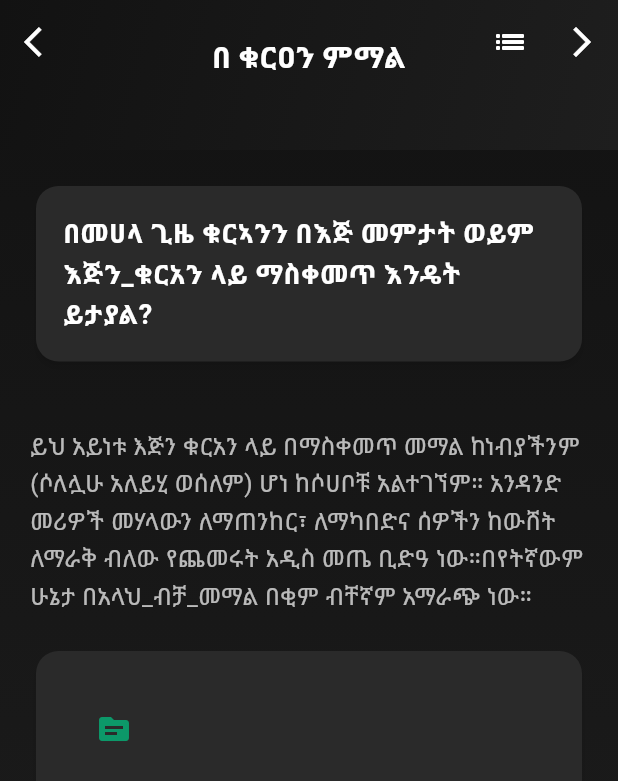
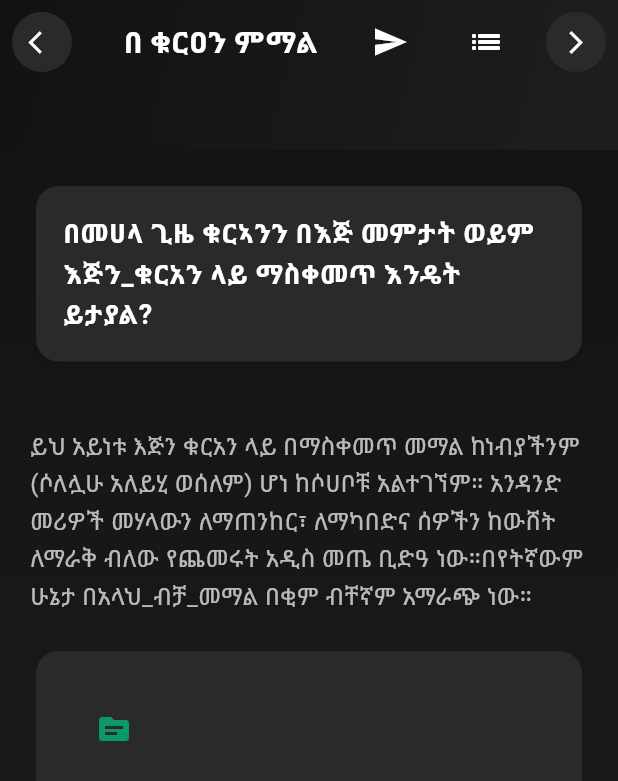
Before and after one commit to abduseK/Ye-Elm-Kazna, a Flutter app: the TryPage screen opened directly, on a phone screen of 412 x 824 dp. Shown: the top 781 px of the screen. Run offline on Flutter 3.47's test engine with Material 3 defaults, Android fonts, the light colour scheme and no system bars; our stand-ins replace marquee, share.

Commit message:
update on appbar titles and icons

```diff
--- a/lib/pages/trypage.dart
+++ b/lib/pages/trypage.dart
@@ -1,4 +1,5 @@
 import 'package:flutter/material.dart';
+import 'package:share/share.dart';
 import 'package:ye_elm_kazna/files/listfiles.dart';
 import 'package:ye_elm_kazna/widgets/refractor_widgets.dart';
 
@@ -53,9 +54,7 @@
             ),
           ),
           centerTitle: true,
-          title: Padding(
-            padding: const EdgeInsets.only(top: 20.0),
-            child: Text(
+          title: Text(
             appTitless[barNumber],
             style: TextStyle(
               fontSize: 20,
@@ -63,23 +62,45 @@
               color: Colors.white, // White text for contrast
             ),
           ),
+          leading: Padding(
+            padding: const EdgeInsets.all(8.0),
+            child: CircleAvatar(
+              backgroundColor: Color(0xFF2A2A2A),
+              child: IconButton(
+                iconSize: 18,
+                onPressed: () => updateNumbers(-1),
+                icon: Icon(
+                  Icons.arrow_back_ios,
+                  color: Colors.white,
                 ),
-          leading: IconButton(
-            onPressed: () => updateNumbers(-1),
-            icon: Icon(Icons.arrow_back_ios, color: Colors.white),
+              ),
+            ),
           ),
           actions: [
-            // IconButton(
-            //   onPressed: () => Share.share(texts[textNumber]),
-            //   icon: Icon(Icons.send, color: Colors.white),
-            // ),
-            IconButton(
+            Padding(
+              padding: const EdgeInsets.symmetric(horizontal: 8.0),
+              child: IconButton(
+                onPressed: () => Share.share(texts[textNumber]),
+                icon: Icon(Icons.send, color: Colors.white),
+              ),
+            ),
+            Padding(
+              padding: const EdgeInsets.symmetric(horizontal: 8.0),
+              child: IconButton(
                 onPressed: () => Navigator.pop(context),
                 icon: Icon(Icons.list_sharp, color: Colors.white),
               ),
-            IconButton(
+            ),
+            Padding(
+              padding: const EdgeInsets.all(8.0),
+              child: CircleAvatar(
+                backgroundColor: Color(0xFF2A2A2A),
+                child: IconButton(
+                  iconSize: 18,
                   onPressed: () => updateNumbers(1),
                   icon: Icon(Icons.arrow_forward_ios, color: Colors.white),
+                ),
+              ),
             ),
           ],
         ),
--- a/lib/widgets/body.dart
+++ b/lib/widgets/body.dart
@@ -2,7 +2,6 @@
 import 'package:ye_elm_kazna/constants.dart';
 import 'package:marquee/marquee.dart';
 import 'package:ye_elm_kazna/pages/page1.dart';
-import 'package:ye_elm_kazna/pages/page2.dart';
 import 'package:ye_elm_kazna/pages/page3.dart';
 import 'package:ye_elm_kazna/pages/page4.dart';
 import 'package:ye_elm_kazna/pages/page5.dart';
```
Also changed, not shown: lib/pages/page3.dart (+37 -13 lines), lib/pages/page4.dart (+37 -13 lines). Lines whose indentation alone changed are shown as unchanged.
